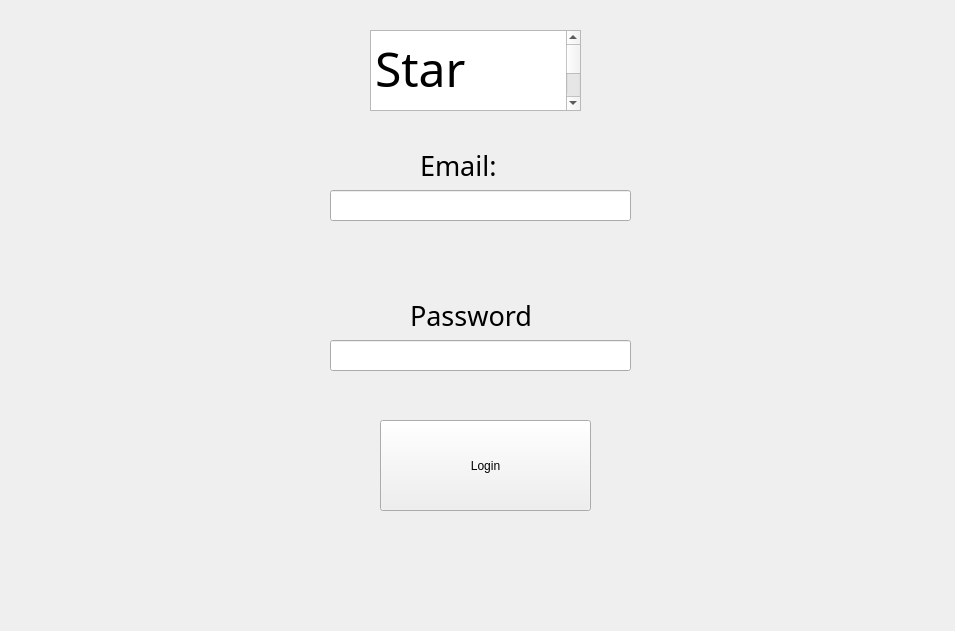
This is mainwindow.ui in cleanos123/Company-App--LAN-OR-VPN as Qt 5 draws it before an edit. The edited form follows.
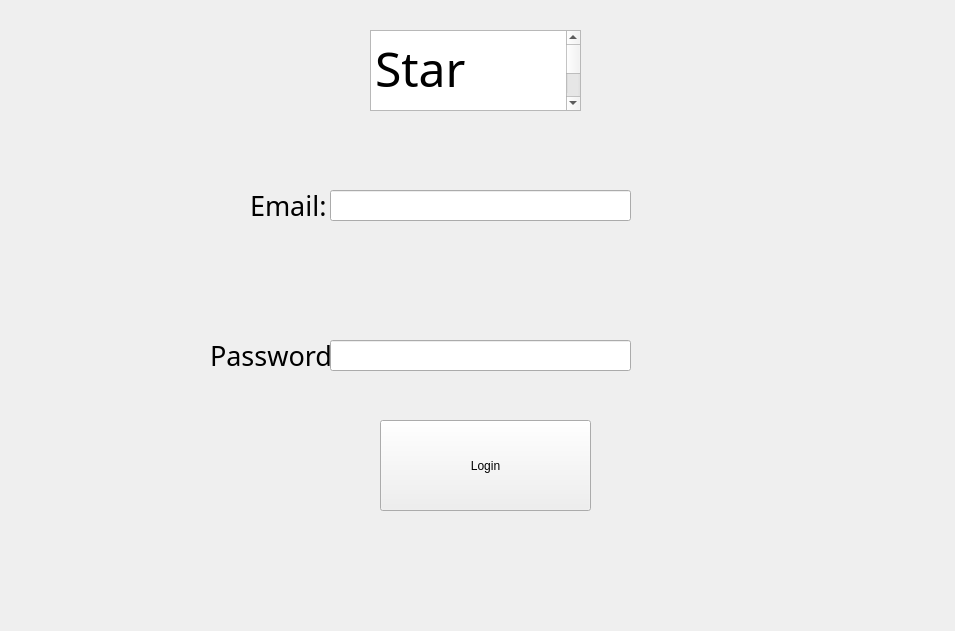
This is the edited form.

The edit to the form file:
```diff
--- a/mainwindow.ui
+++ b/mainwindow.ui
@@ -20,8 +20,8 @@
     </property>
     <property name="geometry">
      <rect>
-      <x>410</x>
-      <y>300</y>
+      <x>210</x>
+      <y>340</y>
       <width>121</width>
       <height>31</height>
      </rect>
@@ -94,8 +94,8 @@
     </property>
     <property name="geometry">
      <rect>
-      <x>420</x>
-      <y>150</y>
+      <x>250</x>
+      <y>190</y>
       <width>121</width>
       <height>31</height>
      </rect>
@@ -139,6 +139,194 @@
 &lt;p style=&quot; margin-top:0px; margin-bottom:0px; margin-left:0px; margin-right:0px; -qt-block-indent:0; text-indent:0px;&quot;&gt;&lt;span style=&quot; font-family:'Segoe UI';&quot;&gt;Star Bank&lt;/span&gt;&lt;/p&gt;&lt;/body&gt;&lt;/html&gt;</string>
     </property>
    </widget>
+   <widget class="QTextEdit" name="emailText">
+    <property name="enabled">
+     <bool>false</bool>
+    </property>
+    <property name="geometry">
+     <rect>
+      <x>390</x>
+      <y>160</y>
+      <width>171</width>
+      <height>41</height>
+     </rect>
+    </property>
+    <property name="palette">
+     <palette>
+      <active>
+       <colorrole role="WindowText">
+        <brush brushstyle="SolidPattern">
+         <color alpha="255">
+          <red>0</red>
+          <green>0</green>
+          <blue>0</blue>
+         </color>
+        </brush>
+       </colorrole>
+       <colorrole role="Text">
+        <brush brushstyle="SolidPattern">
+         <color alpha="255">
+          <red>227</red>
+          <green>0</green>
+          <blue>0</blue>
+         </color>
+        </brush>
+       </colorrole>
+      </active>
+      <inactive>
+       <colorrole role="WindowText">
+        <brush brushstyle="SolidPattern">
+         <color alpha="255">
+          <red>0</red>
+          <green>0</green>
+          <blue>0</blue>
+         </color>
+        </brush>
+       </colorrole>
+       <colorrole role="Text">
+        <brush brushstyle="SolidPattern">
+         <color alpha="255">
+          <red>227</red>
+          <green>0</green>
+          <blue>0</blue>
+         </color>
+        </brush>
+       </colorrole>
+      </inactive>
+      <disabled/>
+     </palette>
+    </property>
+    <property name="font">
+     <font>
+      <family>TI-Nspire</family>
+      <pointsize>15</pointsize>
+      <underline>true</underline>
+     </font>
+    </property>
+    <property name="frameShape">
+     <enum>QFrame::Shape::NoFrame</enum>
+    </property>
+    <property name="frameShadow">
+     <enum>QFrame::Shadow::Plain</enum>
+    </property>
+    <property name="lineWidth">
+     <number>0</number>
+    </property>
+    <property name="html">
+     <string>&lt;!DOCTYPE HTML PUBLIC &quot;-//W3C//DTD HTML 4.0//EN&quot; &quot;http://www.w3.org/TR/REC-html40/strict.dtd&quot;&gt;
+&lt;html&gt;&lt;head&gt;&lt;meta name=&quot;qrichtext&quot; content=&quot;1&quot; /&gt;&lt;meta charset=&quot;utf-8&quot; /&gt;&lt;style type=&quot;text/css&quot;&gt;
+p, li { white-space: pre-wrap; }
+hr { height: 1px; border-width: 0; }
+li.unchecked::marker { content: &quot;\2610&quot;; }
+li.checked::marker { content: &quot;\2612&quot;; }
+&lt;/style&gt;&lt;/head&gt;&lt;body style=&quot; font-family:'TI-Nspire'; font-size:15pt; font-weight:400; font-style:normal; text-decoration: underline;&quot;&gt;
+&lt;p style=&quot;-qt-paragraph-type:empty; margin-top:10px; margin-bottom:10px; margin-left:0px; margin-right:0px; -qt-block-indent:0; text-indent:0px;&quot;&gt;&lt;br /&gt;&lt;/p&gt;&lt;/body&gt;&lt;/html&gt;</string>
+    </property>
+    <property name="acceptRichText">
+     <bool>true</bool>
+    </property>
+    <property name="placeholderText">
+     <string/>
+    </property>
+   </widget>
+   <widget class="QTextEdit" name="passText">
+    <property name="enabled">
+     <bool>false</bool>
+    </property>
+    <property name="geometry">
+     <rect>
+      <x>390</x>
+      <y>310</y>
+      <width>221</width>
+      <height>41</height>
+     </rect>
+    </property>
+    <property name="palette">
+     <palette>
+      <active>
+       <colorrole role="WindowText">
+        <brush brushstyle="SolidPattern">
+         <color alpha="255">
+          <red>0</red>
+          <green>0</green>
+          <blue>0</blue>
+         </color>
+        </brush>
+       </colorrole>
+       <colorrole role="Text">
+        <brush brushstyle="SolidPattern">
+         <color alpha="255">
+          <red>227</red>
+          <green>0</green>
+          <blue>0</blue>
+         </color>
+        </brush>
+       </colorrole>
+      </active>
+      <inactive>
+       <colorrole role="WindowText">
+        <brush brushstyle="SolidPattern">
+         <color alpha="255">
+          <red>0</red>
+          <green>0</green>
+          <blue>0</blue>
+         </color>
+        </brush>
+       </colorrole>
+       <colorrole role="Text">
+        <brush brushstyle="SolidPattern">
+         <color alpha="255">
+          <red>227</red>
+          <green>0</green>
+          <blue>0</blue>
+         </color>
+        </brush>
+       </colorrole>
+      </inactive>
+      <disabled/>
+     </palette>
+    </property>
+    <property name="font">
+     <font>
+      <family>TI-Nspire</family>
+      <pointsize>15</pointsize>
+      <underline>true</underline>
+     </font>
+    </property>
+    <property name="frameShape">
+     <enum>QFrame::Shape::NoFrame</enum>
+    </property>
+    <property name="frameShadow">
+     <enum>QFrame::Shadow::Plain</enum>
+    </property>
+    <property name="lineWidth">
+     <number>0</number>
+    </property>
+    <property name="markdown">
+     <string/>
+    </property>
+    <property name="html">
+     <string>&lt;!DOCTYPE HTML PUBLIC &quot;-//W3C//DTD HTML 4.0//EN&quot; &quot;http://www.w3.org/TR/REC-html40/strict.dtd&quot;&gt;
+&lt;html&gt;&lt;head&gt;&lt;meta name=&quot;qrichtext&quot; content=&quot;1&quot; /&gt;&lt;meta charset=&quot;utf-8&quot; /&gt;&lt;style type=&quot;text/css&quot;&gt;
+p, li { white-space: pre-wrap; }
+hr { height: 1px; border-width: 0; }
+li.unchecked::marker { content: &quot;\2610&quot;; }
+li.checked::marker { content: &quot;\2612&quot;; }
+&lt;/style&gt;&lt;/head&gt;&lt;body style=&quot; font-family:'TI-Nspire'; font-size:15pt; font-weight:400; font-style:normal; text-decoration: underline;&quot;&gt;
+&lt;p style=&quot;-qt-paragraph-type:empty; margin-top:0px; margin-bottom:0px; margin-left:0px; margin-right:0px; -qt-block-indent:0; text-indent:0px;&quot;&gt;&lt;br /&gt;&lt;/p&gt;&lt;/body&gt;&lt;/html&gt;</string>
+    </property>
+    <property name="placeholderText">
+     <string/>
+    </property>
+   </widget>
+   <zorder>label_2</zorder>
+   <zorder>label_3</zorder>
+   <zorder>passText</zorder>
+   <zorder>emailText</zorder>
+   <zorder>inputPass</zorder>
+   <zorder>loginBut</zorder>
+   <zorder>inputEmail</zorder>
+   <zorder>textBrowser</zorder>
   </widget>
  </widget>
  <resources/>
```
Left out of the diff: 3 changed lines with no effect on the pictures.
